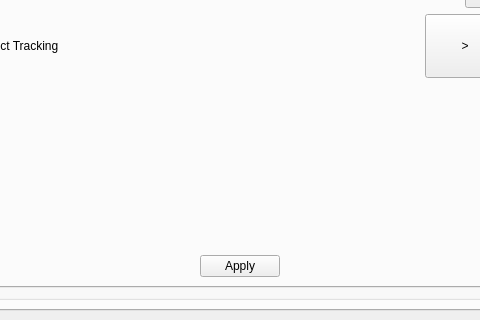
First picture: the form in fq_control_center/mainwindow.ui, repository hakan-demirli/FQ-Control-Center, before the edit; both pictures show x 172 to 652 and y 280 to 600 of the 800 by 600 pixel window.
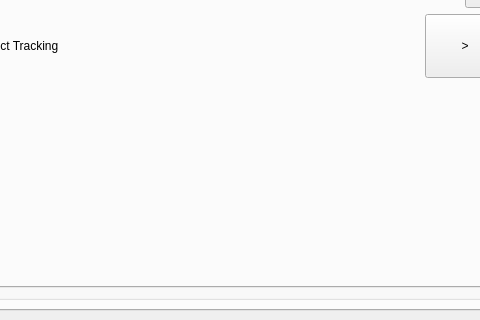
Second picture: the form after the edit. The open tabs and pages were chosen to show the change.

Patch:
```diff
--- a/fq_control_center/mainwindow.ui
+++ b/fq_control_center/mainwindow.ui
@@ -480,19 +480,6 @@
                    </property>
                   </spacer>
                  </item>
-                 <item>
-                  <widget class="QPushButton" name="apply_camera_settings_button">
-                   <property name="sizeIncrement">
-                    <size>
-                     <width>0</width>
-                     <height>64</height>
-                    </size>
-                   </property>
-                   <property name="text">
-                    <string>Apply</string>
-                   </property>
-                  </widget>
-                 </item>
                  <item>
                   <spacer name="horizontalSpacer_5">
                    <property name="orientation">
```
Left out of the diff: 4 changed lines with no effect on the pictures.
